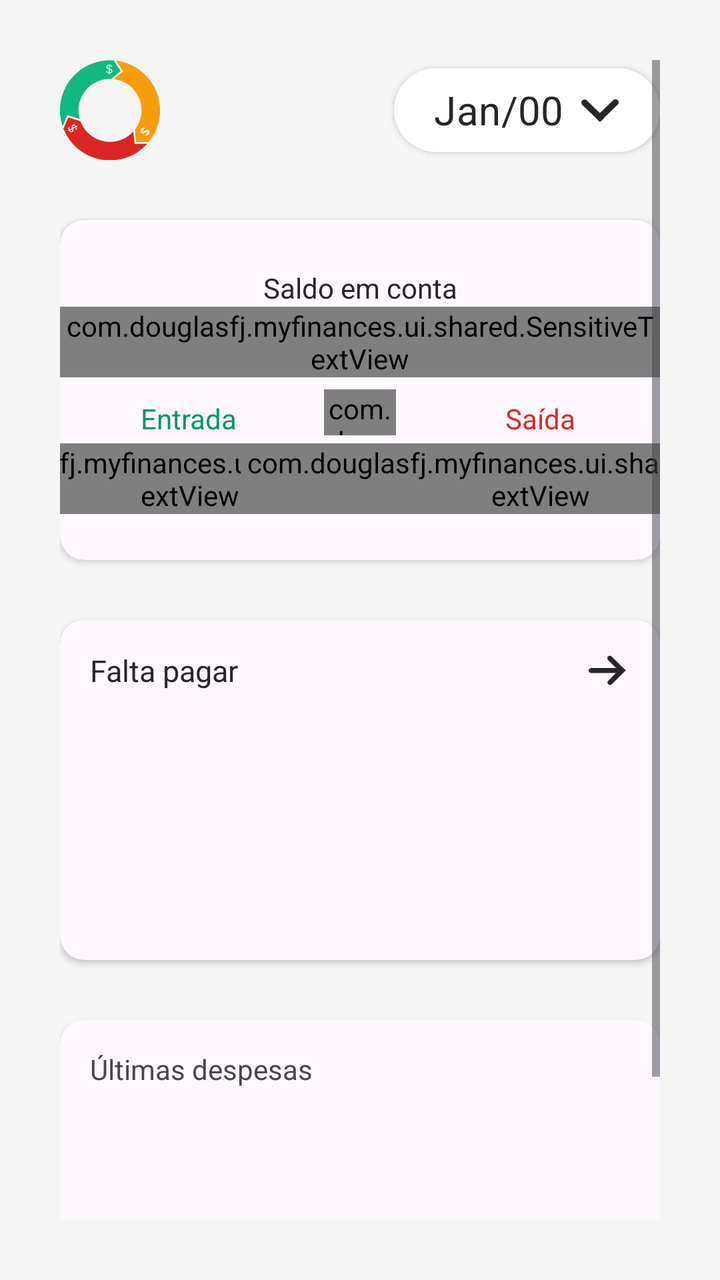
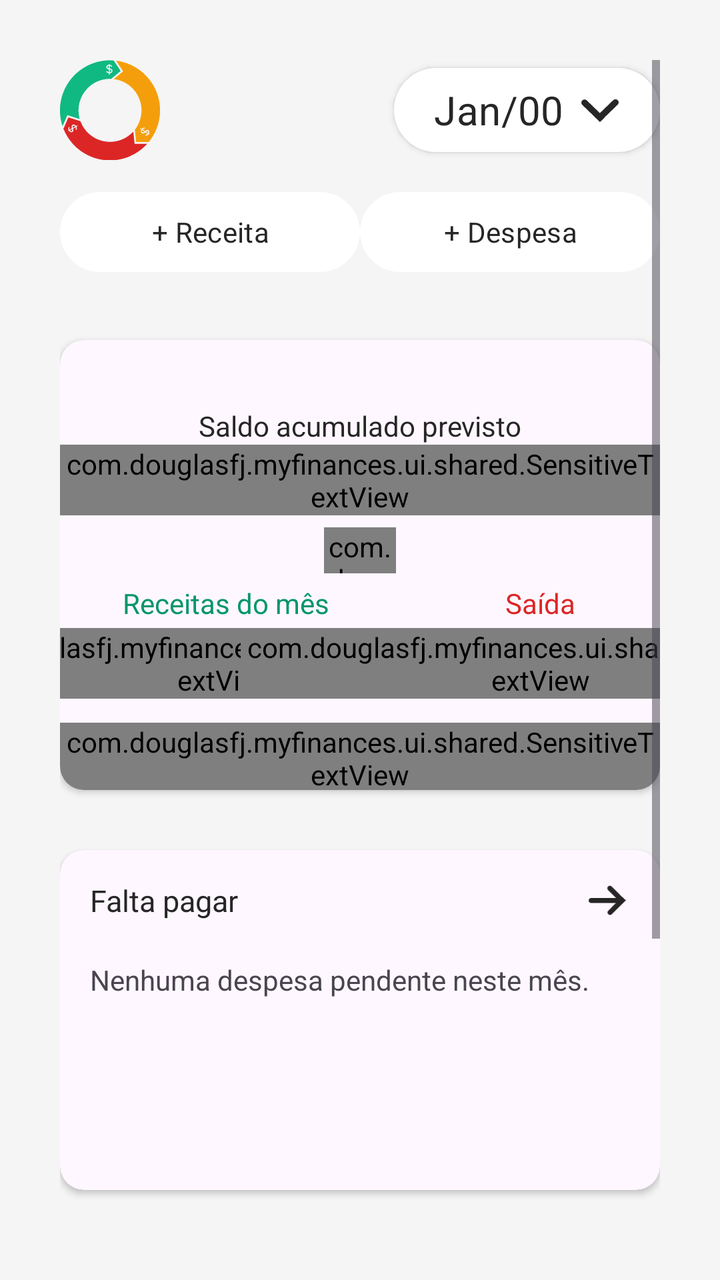

The first picture is an Android layout as it rendered before a commit; the second is the same layout after the commit. The layout source and the unified diff follow.
<!-- AndroidManifest.xml: application theme Theme.MyFinances -->
<!-- res/layout/fragment_home.xml -->
<?xml version="1.0" encoding="utf-8"?>
<androidx.constraintlayout.widget.ConstraintLayout xmlns:android="http://schemas.android.com/apk/res/android"
    xmlns:app="http://schemas.android.com/apk/res-auto"
    xmlns:tools="http://schemas.android.com/tools"
    android:layout_width="match_parent"
    android:layout_height="match_parent"
    tools:context=".ui.home.HomeFragment">

    <ScrollView
        android:layout_width="match_parent"
        android:layout_height="wrap_content"
        android:background="@color/neutral_100"
        android:padding="30dp"
        app:layout_constraintTop_toTopOf="parent">

        <androidx.constraintlayout.widget.ConstraintLayout
            android:id="@+id/fragment_home_constraint_wrapper"
            android:layout_width="match_parent"
            android:layout_height="wrap_content">

            <androidx.constraintlayout.widget.ConstraintLayout
                android:id="@+id/fragment_home_constraint_l_icon"
                android:layout_width="match_parent"
                android:layout_height="wrap_content"
                app:layout_constraintLeft_toLeftOf="parent"
                app:layout_constraintTop_toTopOf="parent">

                <ImageView
                    android:layout_width="50dp"
                    android:layout_height="50dp"
                    android:src="@drawable/circlemyfinances"
                    app:layout_constraintStart_toStartOf="parent"
                    app:layout_constraintTop_toTopOf="parent" />

                <Button
                    android:id="@+id/fragment_home_mes_selection"
                    style="?attr/buttonStyle"
                    android:layout_width="wrap_content"
                    android:layout_height="50dp"
                    android:drawableEnd="@drawable/arrow"
                    android:paddingHorizontal="20dp"
                    android:paddingVertical="5dp"
                    android:text="@string/default_month_text"
                    android:textSize="20sp"
                    app:layout_constraintEnd_toEndOf="parent"
                    app:layout_constraintTop_toTopOf="parent" />

            </androidx.constraintlayout.widget.ConstraintLayout>

            <com.google.android.material.card.MaterialCardView
                android:id="@+id/fragment_home_card_saldos"
                style="@style/Widget.MyFinances.HomeBox"
                android:layout_width="match_parent"
                android:layout_height="170dp"
                android:layout_marginTop="30dp"
                app:layout_constraintTop_toBottomOf="@+id/fragment_home_constraint_l_icon">

                <androidx.constraintlayout.widget.ConstraintLayout
                    android:layout_width="match_parent"
                    android:layout_height="match_parent">

                    <TextView
                        android:id="@+id/fragment_home_saldo_conta_alias"
                        android:layout_width="wrap_content"
                        android:layout_height="wrap_content"
                        android:text="Saldo em conta"
                        android:textSize="14sp"
                        android:textColor="@color/neutral_800"
                        app:layout_constraintBottom_toBottomOf="parent"
                        app:layout_constraintEnd_toEndOf="parent"
                        app:layout_constraintStart_toStartOf="parent"
                        app:layout_constraintTop_toTopOf="parent"
                        app:layout_constraintVertical_bias="0.162" />

                    <com.douglasfj.myfinances.ui.shared.SensitiveTextView
                        android:id="@+id/fragment_home_saldo_conta"
                        android:layout_width="wrap_content"
                        android:layout_height="wrap_content"
                        android:text="R$ 450,00"
                        android:textColor="@color/black"
                        android:textSize="20sp"
                        app:layout_constraintEnd_toEndOf="parent"
                        app:layout_constraintStart_toStartOf="parent"
                        app:layout_constraintTop_toBottomOf="@+id/fragment_home_saldo_conta_alias" />


                    <com.douglasfj.myfinances.ui.shared.SetSentiveImageButtonView
                        android:id="@+id/fragment_home_sensitive_visibility_button"
                        android:layout_width="36dp"
                        android:layout_height="23dp"
                        android:layout_marginTop="6dp"
                        android:background="@color/transparent"
                        android:scaleType="centerInside"
                        app:layout_constraintEnd_toEndOf="parent"
                        app:layout_constraintStart_toStartOf="parent"
                        app:layout_constraintTop_toBottomOf="@+id/fragment_home_saldo_conta"
                        app:tint="@color/neutral_800" />

                    <TextView
                        android:id="@+id/fragment_home_saldo_entrada_alias"
                        android:layout_width="wrap_content"
                        android:layout_height="wrap_content"
                        android:text="Entrada"
                        android:textColor="@color/emerald_600"
                        android:textSize="14sp"
                        app:layout_constraintBottom_toBottomOf="parent"
                        app:layout_constraintEnd_toEndOf="parent"
                        app:layout_constraintHorizontal_bias="0.16"
                        app:layout_constraintStart_toStartOf="parent"
                        app:layout_constraintTop_toTopOf="parent"
                        app:layout_constraintVertical_bias="0.593" />

                    <com.douglasfj.myfinances.ui.shared.SensitiveTextView
                        android:id="@+id/fragment_home_saldo_entrada"
                        android:layout_width="wrap_content"
                        android:layout_height="wrap_content"
                        android:layout_marginTop="3dp"
                        android:text="R$ 1230,00"
                        android:textColor="@color/emerald_950"
                        android:textSize="16sp"
                        app:layout_constraintEnd_toEndOf="@+id/fragment_home_saldo_entrada_alias"
                        app:layout_constraintStart_toStartOf="@+id/fragment_home_saldo_entrada_alias"
                        app:layout_constraintTop_toBottomOf="@+id/fragment_home_saldo_entrada_alias" />

                    <TextView
                        android:id="@+id/fragment_home_saldo_saida_alias"
                        android:layout_width="wrap_content"
                        android:layout_height="wrap_content"
                        android:text="Saída"
                        android:textColor="@color/red_600"
                        android:textSize="14sp"
                        app:layout_constraintBottom_toBottomOf="parent"
                        app:layout_constraintEnd_toEndOf="parent"
                        app:layout_constraintHorizontal_bias="0.84"
                        app:layout_constraintStart_toStartOf="parent"
                        app:layout_constraintTop_toTopOf="parent"
                        app:layout_constraintVertical_bias="0.593" />

                    <com.douglasfj.myfinances.ui.shared.SensitiveTextView
                        android:id="@+id/fragment_home_saldo_saida"
                        android:layout_width="wrap_content"
                        android:layout_height="wrap_content"
                        android:layout_marginTop="3dp"
                        android:text="R$ 780,00"
                        android:textColor="@color/red_950"
                        android:textSize="16sp"
                        app:layout_constraintEnd_toEndOf="@+id/fragment_home_saldo_saida_alias"
                        app:layout_constraintStart_toStartOf="@+id/fragment_home_saldo_saida_alias"
                        app:layout_constraintTop_toBottomOf="@+id/fragment_home_saldo_saida_alias" />

                </androidx.constraintlayout.widget.ConstraintLayout>
            </com.google.android.material.card.MaterialCardView>

            <com.google.android.material.card.MaterialCardView
                android:id="@+id/fragment_home_card_falta_pagar"
                style="@style/Widget.MyFinances.HomeBox"
                android:layout_width="match_parent"
                android:layout_height="170dp"
                android:layout_marginTop="30dp"
                app:layout_constraintTop_toBottomOf="@+id/fragment_home_card_saldos">
                <androidx.constraintlayout.widget.ConstraintLayout
                    android:layout_width="match_parent"
                    android:layout_height="match_parent"
                    android:padding="15dp">

                    <androidx.constraintlayout.widget.ConstraintLayout
                        android:id="@+id/fragment_home_title_falta_pagar"
                        android:layout_width="match_parent"
                        android:layout_height="wrap_content"
                        app:layout_constraintLeft_toLeftOf="parent"
                        app:layout_constraintTop_toTopOf="parent">

                        <TextView
                            android:layout_width="wrap_content"
                            android:layout_height="wrap_content"
                            android:text="Falta pagar"
                            android:textColor="@color/neutral_800"
                            android:textSize="15dp"
                            app:layout_constraintStart_toStartOf="parent"
                            app:layout_constraintTop_toTopOf="parent" />

                        <ImageButton
                            android:layout_width="23dp"
                            android:layout_height="16dp"
                            android:background="@color/transparent"
                            android:scaleType="centerInside"
                            android:src="@drawable/arrowright"
                            app:layout_constraintBottom_toBottomOf="parent"
                            app:layout_constraintEnd_toEndOf="parent"
                            app:layout_constraintTop_toTopOf="parent"
                            app:tint="@color/neutral_800" />
                    </androidx.constraintlayout.widget.ConstraintLayout>

                    <GridView
                        android:id="@+id/fragment_home_lista_falta_pagar"
                        android:layout_width="match_parent"
                        android:layout_height="116dp"
                        android:numColumns="2"
                        android:verticalSpacing="10dp"
                        app:layout_constraintStart_toStartOf="parent"
                        app:layout_constraintTop_toBottomOf="@+id/fragment_home_title_falta_pagar"
                        tools:listitem="@layout/layout_despesa" />
                </androidx.constraintlayout.widget.ConstraintLayout>
            </com.google.android.material.card.MaterialCardView>

            <com.google.android.material.card.MaterialCardView
                android:layout_width="match_parent"
                android:layout_height="220dp"
                android:layout_marginTop="30dp"
                style="@style/Widget.MyFinances.HomeBox"
                app:layout_constraintTop_toBottomOf="@id/fragment_home_card_falta_pagar">
                <androidx.constraintlayout.widget.ConstraintLayout
                    android:layout_width="match_parent"
                    android:layout_height="match_parent"
                    android:padding="15dp">

                    <TextView
                        android:id="@+id/textView"
                        android:layout_width="wrap_content"
                        android:layout_height="wrap_content"
                        android:text="Últimas despesas"
                        app:layout_constraintLeft_toLeftOf="parent"
                        app:layout_constraintTop_toTopOf="parent" />

                    <androidx.recyclerview.widget.RecyclerView
                        android:layout_width="match_parent"
                        android:layout_height="170dp"
                        app:layout_constraintStart_toStartOf="parent"
                        app:layout_constraintTop_toBottomOf="@+id/textView" />

                </androidx.constraintlayout.widget.ConstraintLayout>
            </com.google.android.material.card.MaterialCardView>

        </androidx.constraintlayout.widget.ConstraintLayout>
    </ScrollView>

</androidx.constraintlayout.widget.ConstraintLayout>
<!-- res/layout/layout_despesa.xml (included above) -->
<?xml version="1.0" encoding="utf-8"?>
<androidx.constraintlayout.widget.ConstraintLayout xmlns:android="http://schemas.android.com/apk/res/android"
    xmlns:tools="http://schemas.android.com/tools"
    android:layout_width="wrap_content"
    android:layout_height="40dp"
    xmlns:app="http://schemas.android.com/apk/res-auto">

    <androidx.constraintlayout.widget.ConstraintLayout
        android:id="@+id/layout_despesa_wrapper_imagem"
        android:layout_width="40dp"
        android:layout_height="match_parent"
        android:background="@drawable/circle"
        android:backgroundTint="@color/neutral_300"
        app:layout_constraintStart_toStartOf="parent">

        <ImageView
            android:id="@+id/layout_despesa_imagem"
            android:layout_width="25dp"
            android:layout_height="25dp"
            android:src="@drawable/base"
            app:tint="@color/neutral_950"
            app:layout_constraintBottom_toBottomOf="parent"
            app:layout_constraintEnd_toEndOf="parent"
            app:layout_constraintStart_toStartOf="parent"
            app:layout_constraintTop_toTopOf="parent" />
    </androidx.constraintlayout.widget.ConstraintLayout>

    <androidx.constraintlayout.widget.ConstraintLayout
        android:id="@+id/layout_despesa_wrapper_textos"
        android:layout_width="wrap_content"
        android:layout_height="wrap_content"
        android:layout_marginStart="6dp"
        app:layout_constraintTop_toTopOf="parent"
        app:layout_constraintBottom_toBottomOf="parent"
        app:layout_constraintLeft_toRightOf="@id/layout_despesa_wrapper_imagem">

        <TextView
            android:id="@+id/layout_despesa_nome_despesa"
            android:layout_width="wrap_content"
            android:layout_height="wrap_content"
            android:layout_marginBottom="2dp"
            android:textSize="10sp"
            android:text="Nome da Despesa"
            android:textColor="@color/neutral_950"
            app:layout_constraintTop_toTopOf="parent"
            app:layout_constraintLeft_toLeftOf="parent"/>

        <com.douglasfj.myfinances.ui.shared.SensitiveTextView
            android:id="@+id/layout_despesa_despesa"
            android:layout_width="wrap_content"
            android:layout_height="wrap_content"
            android:textSize="8sp"
            android:text="R$ 000,00"
            android:textColor="@color/neutral_700"
            app:layout_constraintTop_toBottomOf="@id/layout_despesa_nome_despesa"
            app:layout_constraintLeft_toLeftOf="parent"/>
    </androidx.constraintlayout.widget.ConstraintLayout>
</androidx.constraintlayout.widget.ConstraintLayout>
<!-- resources referenced by this layout -->
<resources>
  <color name="black">#FF000000</color>
  <color name="emerald_600">#059669</color>
  <color name="emerald_950">#022C22</color>
  <color name="neutral_100">#F5F5F5</color>
  <color name="neutral_300">#D4D4D4</color>
  <color name="neutral_700">#404040</color>
  <color name="neutral_800">#262626</color>
  <color name="neutral_950">#0A0A0A</color>
  <color name="red_600">#DC2626</color>
  <color name="red_950">#450A0A</color>
  <color name="transparent">#00FFFFFF</color>
  <!-- drawable arrow (drawable) -->
  <vector xmlns:android="http://schemas.android.com/apk/res/android"
      android:width="20dp"
      android:height="12dp"
      android:viewportWidth="20"
      android:viewportHeight="12">
    <path
        android:pathData="M1.14,3.433C0.511,2.822 0.511,1.832 1.14,1.222V1.222C1.77,0.611 2.791,0.611 3.421,1.222L12.258,9.789L9.978,12L1.14,3.433Z"
        android:fillColor="#262626"/>
    <path
        android:pathData="M16.579,1.105C17.209,0.495 18.23,0.495 18.86,1.105V1.105C19.49,1.716 19.49,2.706 18.86,3.316L10.023,11.884L7.742,9.673L16.579,1.105Z"
        android:fillColor="#262626"/>
  </vector>
  <!-- drawable circle (drawable) -->
  <?xml version="1.0" encoding="utf-8"?>
  <shape xmlns:android="http://schemas.android.com/apk/res/android"
      android:shape="oval">
      <solid android:color="@color/white"/>
  </shape>
  <string name="default_month_text">Jan/00</string>
  <style name="Widget.MyFinances.HomeBox" parent="">
          <item name="strokeWidth">0dp</item>
          <item name="cardElevation">2dp</item>
      </style>
  <style name="Theme.MyFinances" parent="Theme.Material3.DayNight.NoActionBar">
          
          <item name="colorPrimary">@color/white</item>
          <item name="colorPrimaryVariant">@color/neutral_100</item>
          <item name="colorOnPrimary">@color/neutral_800</item>
          
          <item name="colorSecondary">@color/emerald_500</item>
          <item name="colorSecondaryVariant">@color/emerald_700</item>
          <item name="colorOnSecondary">@color/white</item>
          
          <item name="android:statusBarColor">?attr/colorPrimaryVariant</item>
          
          <item name="fontFamily">@font/nunito_semibold</item>
          
          <item name="buttonStyle">@style/Widget.MyFinances.Button</item>
      </style>
  <color name="white">#FFFFFFFF</color>
  <color name="emerald_500">#10B981</color>
  <color name="emerald_700">#047857</color>
  <style name="Widget.MyFinances.Button" parent="Widget.Material3.Button">
          <item name="android:elevation">6dp</item>
          <item name="android:translationZ">2dp</item>
      </style>
  <!-- unchanged entries left out for length: 3 -->
</resources>

<!-- the commit's change to res/layout/fragment_home.xml (unified diff, before → after) -->
@@ -8,7 +8,7 @@
 
     <ScrollView
         android:layout_width="match_parent"
-        android:layout_height="wrap_content"
+        android:layout_height="match_parent"
         android:background="@color/neutral_100"
         android:padding="30dp"
         app:layout_constraintTop_toTopOf="parent">
@@ -47,13 +47,28 @@
 
             </androidx.constraintlayout.widget.ConstraintLayout>
 
+            <LinearLayout
+                android:id="@+id/fragment_home_actions"
+                android:layout_width="match_parent"
+                android:layout_height="wrap_content"
+                android:orientation="horizontal"
+                android:layout_marginTop="12dp"
+                app:layout_constraintTop_toBottomOf="@id/fragment_home_constraint_l_icon">
+                <Button android:id="@+id/fragment_home_add_income"
+                    android:layout_width="0dp" android:layout_weight="1"
+                    android:layout_height="wrap_content" android:text="+ Receita"/>
+                <Button android:id="@+id/fragment_home_add_expense"
+                    android:layout_width="0dp" android:layout_weight="1"
+                    android:layout_height="wrap_content" android:text="+ Despesa"/>
+            </LinearLayout>
+
             <com.google.android.material.card.MaterialCardView
                 android:id="@+id/fragment_home_card_saldos"
                 style="@style/Widget.MyFinances.HomeBox"
                 android:layout_width="match_parent"
-                android:layout_height="170dp"
+                android:layout_height="225dp"
                 android:layout_marginTop="30dp"
-                app:layout_constraintTop_toBottomOf="@+id/fragment_home_constraint_l_icon">
+                app:layout_constraintTop_toBottomOf="@+id/fragment_home_actions">
 
                 <androidx.constraintlayout.widget.ConstraintLayout
                     android:layout_width="match_parent"
@@ -63,7 +78,7 @@
                         android:id="@+id/fragment_home_saldo_conta_alias"
                         android:layout_width="wrap_content"
                         android:layout_height="wrap_content"
-                        android:text="Saldo em conta"
+                        android:text="Saldo acumulado previsto"
                         android:textSize="14sp"
                         android:textColor="@color/neutral_800"
                         app:layout_constraintBottom_toBottomOf="parent"
@@ -76,7 +91,7 @@
                         android:id="@+id/fragment_home_saldo_conta"
                         android:layout_width="wrap_content"
                         android:layout_height="wrap_content"
-                        android:text="R$ 450,00"
+                        android:text="@string/str_default_money"
                         android:textColor="@color/black"
                         android:textSize="20sp"
                         app:layout_constraintEnd_toEndOf="parent"
@@ -100,7 +115,7 @@
                         android:id="@+id/fragment_home_saldo_entrada_alias"
                         android:layout_width="wrap_content"
                         android:layout_height="wrap_content"
-                        android:text="Entrada"
+                        android:text="Receitas do mês"
                         android:textColor="@color/emerald_600"
                         android:textSize="14sp"
                         app:layout_constraintBottom_toBottomOf="parent"
@@ -115,7 +130,7 @@
                         android:layout_width="wrap_content"
                         android:layout_height="wrap_content"
                         android:layout_marginTop="3dp"
-                        android:text="R$ 1230,00"
+                        android:text="@string/str_default_money"
                         android:textColor="@color/emerald_950"
                         android:textSize="16sp"
                         app:layout_constraintEnd_toEndOf="@+id/fragment_home_saldo_entrada_alias"
@@ -141,12 +156,22 @@
                         android:layout_width="wrap_content"
                         android:layout_height="wrap_content"
                         android:layout_marginTop="3dp"
-                        android:text="R$ 780,00"
+                        android:text="@string/str_default_money"
                         android:textColor="@color/red_950"
                         android:textSize="16sp"
                         app:layout_constraintEnd_toEndOf="@+id/fragment_home_saldo_saida_alias"
                         app:layout_constraintStart_toStartOf="@+id/fragment_home_saldo_saida_alias"
                         app:layout_constraintTop_toBottomOf="@+id/fragment_home_saldo_saida_alias" />
+
+                    <com.douglasfj.myfinances.ui.shared.SensitiveTextView
+                        android:id="@+id/fragment_home_carryover"
+                        android:layout_width="match_parent"
+                        android:layout_height="wrap_content"
+                        android:gravity="center"
+                        android:layout_marginTop="12dp"
+                        android:textSize="13sp"
+                        android:textColor="@color/neutral_800"
+                        app:layout_constraintTop_toBottomOf="@id/fragment_home_saldo_entrada"/>
 
                 </androidx.constraintlayout.widget.ConstraintLayout>
             </com.google.android.material.card.MaterialCardView>
@@ -173,9 +198,9 @@
                         <TextView
                             android:layout_width="wrap_content"
                             android:layout_height="wrap_content"
-                            android:text="Falta pagar"
+                            android:text="@string/str_card_falta_pagar"
                             android:textColor="@color/neutral_800"
-                            android:textSize="15dp"
+                            android:textSize="15sp"
                             app:layout_constraintStart_toStartOf="parent"
                             app:layout_constraintTop_toTopOf="parent" />
 
@@ -191,7 +216,7 @@
                             app:tint="@color/neutral_800" />
                     </androidx.constraintlayout.widget.ConstraintLayout>
 
-                    <GridView
+<GridView
                         android:id="@+id/fragment_home_lista_falta_pagar"
                         android:layout_width="match_parent"
                         android:layout_height="116dp"
@@ -200,6 +225,11 @@
                         app:layout_constraintStart_toStartOf="parent"
                         app:layout_constraintTop_toBottomOf="@+id/fragment_home_title_falta_pagar"
                         tools:listitem="@layout/layout_despesa" />
+                    <TextView android:id="@+id/fragment_home_pending_empty"
+                        android:layout_width="match_parent" android:layout_height="wrap_content"
+                        android:text="Nenhuma despesa pendente neste mês."
+                        android:paddingTop="20dp"
+                        app:layout_constraintTop_toBottomOf="@id/fragment_home_title_falta_pagar"/>
                 </androidx.constraintlayout.widget.ConstraintLayout>
             </com.google.android.material.card.MaterialCardView>
 
@@ -218,15 +248,22 @@
                         android:id="@+id/textView"
                         android:layout_width="wrap_content"
                         android:layout_height="wrap_content"
-                        android:text="Últimas despesas"
+                        android:text="@string/str_card_ultimas_despesas"
                         app:layout_constraintLeft_toLeftOf="parent"
                         app:layout_constraintTop_toTopOf="parent" />
 
-                    <androidx.recyclerview.widget.RecyclerView
+                    <ListView
+                        android:id="@+id/fragment_home_lista_ultimas_despesas"
                         android:layout_width="match_parent"
                         android:layout_height="170dp"
                         app:layout_constraintStart_toStartOf="parent"
-                        app:layout_constraintTop_toBottomOf="@+id/textView" />
+                        app:layout_constraintTop_toBottomOf="@+id/textView"
+                        tools:listitem="@layout/layout_ultimas_despesas"/>
+                    <TextView android:id="@+id/fragment_home_recent_empty"
+                        android:layout_width="match_parent" android:layout_height="wrap_content"
+                        android:text="Adicione uma despesa para começar."
+                        android:paddingTop="20dp"
+                        app:layout_constraintTop_toBottomOf="@id/textView"/>
 
                 </androidx.constraintlayout.widget.ConstraintLayout>
             </com.google.android.material.card.MaterialCardView>
@@ -277,8 +314,8 @@
             android:layout_width="wrap_content"
             android:layout_height="wrap_content"
             android:layout_marginBottom="2dp"
-            android:textSize="10sp"
-            android:text="Nome da Despesa"
+            android:textSize="12sp"
+            android:text="@string/str_default_nome_despesa"
             android:textColor="@color/neutral_950"
             app:layout_constraintTop_toTopOf="parent"
             app:layout_constraintLeft_toLeftOf="parent"/>
@@ -287,10 +324,31 @@
             android:id="@+id/layout_despesa_despesa"
             android:layout_width="wrap_content"
             android:layout_height="wrap_content"
-            android:textSize="8sp"
-            android:text="R$ 000,00"
+            android:textSize="11sp"
+            android:text="@string/str_default_money"
             android:textColor="@color/neutral_700"
             app:layout_constraintTop_toBottomOf="@id/layout_despesa_nome_despesa"
             app:layout_constraintLeft_toLeftOf="parent"/>
     </androidx.constraintlayout.widget.ConstraintLayout>
 </androidx.constraintlayout.widget.ConstraintLayout>
+<!-- res/layout/layout_ultimas_despesas.xml (included above) -->
+<?xml version="1.0" encoding="utf-8"?>
+<androidx.constraintlayout.widget.ConstraintLayout xmlns:android="http://schemas.android.com/apk/res/android"
+    android:layout_width="match_parent"
+    android:layout_height="wrap_content"
+    android:padding="5dp"
+    xmlns:app="http://schemas.android.com/apk/res-auto">
+    <include layout="@layout/layout_despesa"
+        app:layout_constraintTop_toTopOf="parent"
+        app:layout_constraintLeft_toLeftOf="parent" />
+
+    <TextView
+        android:id="@+id/layout_ultima_despesa_mes"
+        android:layout_width="wrap_content"
+        android:layout_height="wrap_content"
+        android:text="@string/default_month_text"
+        android:textSize="15sp"
+        app:layout_constraintBottom_toBottomOf="parent"
+        app:layout_constraintRight_toRightOf="parent"
+        app:layout_constraintTop_toTopOf="parent" />
+</androidx.constraintlayout.widget.ConstraintLayout>
<!-- resource entries referenced after the edit -->
@@ -31,6 +31,10 @@
       <solid android:color="@color/white"/>
   </shape>
   <string name="default_month_text">Jan/00</string>
+  <string name="str_card_falta_pagar">Falta pagar</string>
+  <string name="str_card_ultimas_despesas">Últimas despesas</string>
+  <string name="str_default_money">R$ 000,00</string>
+  <string name="str_default_nome_despesa">Nome da Despesa</string>
   <style name="Widget.MyFinances.HomeBox" parent="">
           <item name="strokeWidth">0dp</item>
           <item name="cardElevation">2dp</item>
@@ -50,6 +54,7 @@
           <item name="fontFamily">@font/nunito_semibold</item>
           
           <item name="buttonStyle">@style/Widget.MyFinances.Button</item>
+          <item name="alertDialogTheme">@style/ThemeOverlay.MyFinances.AlertDialog</item>
       </style>
   <color name="white">#FFFFFFFF</color>
   <color name="emerald_500">#10B981</color>
@@ -58,6 +63,21 @@
           <item name="android:elevation">6dp</item>
           <item name="android:translationZ">2dp</item>
       </style>
+  <style name="ThemeOverlay.MyFinances.AlertDialog" parent="ThemeOverlay.AppCompat.Dialog.Alert">
+          <item name="android:colorBackgroundFloating">@color/dialog_background</item>
+          <item name="android:textColorPrimary">@color/dialog_text</item>
+          <item name="android:textColorSecondary">@color/dialog_text</item>
+          <item name="colorAccent">@color/dialog_action</item>
+          <item name="buttonBarPositiveButtonStyle">@style/Widget.MyFinances.DialogButton</item>
+          <item name="buttonBarNegativeButtonStyle">@style/Widget.MyFinances.DialogButton</item>
+          <item name="buttonBarNeutralButtonStyle">@style/Widget.MyFinances.DialogButton</item>
+      </style>
+  <color name="dialog_background">#FFFFFF</color>
+  <color name="dialog_text">#262626</color>
+  <color name="dialog_action">#047857</color>
+  <style name="Widget.MyFinances.DialogButton" parent="Widget.AppCompat.Button.ButtonBar.AlertDialog">
+          <item name="android:textColor">@color/dialog_action</item>
+      </style>
   <!-- unchanged entries left out for length: 3 -->
 </resources>
 
